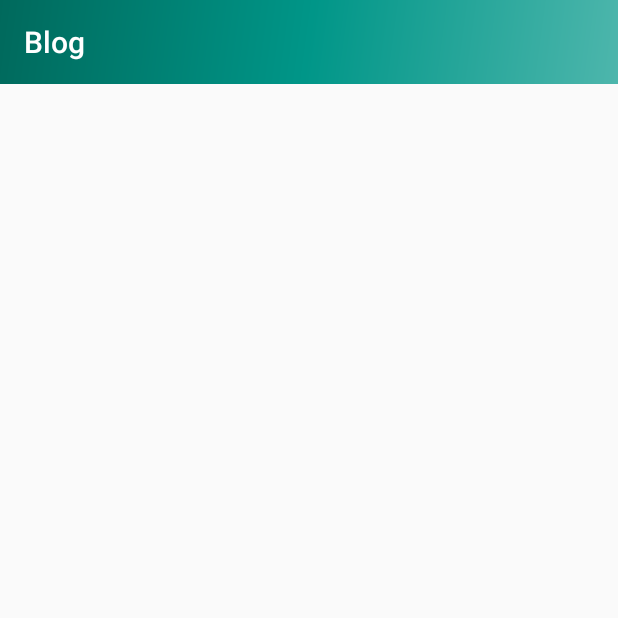
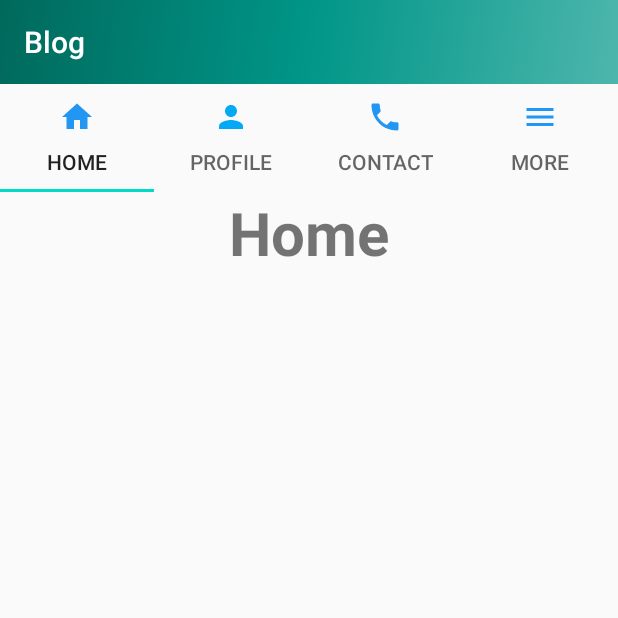
Before and after one commit to yaklesh0007/Androidapplication_blogportalsystem, an Android app: the screen it shows after launch (DashboardActivity), on a phone screen of 412 x 824 dp, the top half of it. Run offline under Robolectric (Android 15) with nearby library versions, the phone set to English and light mode, and no system bars.

Commit message:
added icon in the tablayout

```diff
--- a/app/src/main/java/com/example/blogportalsystem/DashboardActivity.kt
+++ b/app/src/main/java/com/example/blogportalsystem/DashboardActivity.kt
@@ -1,6 +1,7 @@
 package com.example.blogportalsystem
 
 import android.content.pm.PackageManager
+import android.graphics.drawable.Icon
 import androidx.appcompat.app.AppCompatActivity
 import android.os.Bundle
 import android.view.Menu
@@ -35,23 +36,31 @@ class DashboardActivity : AppCompatActivity() {
     private lateinit var lstTitle:ArrayList<String>
     private lateinit var lstFragments:ArrayList<Fragment>
 
+
     override fun onCreate(savedInstanceState: Bundle?) {
         super.onCreate(savedInstanceState)
         setContentView(R.layout.activity_dashboard)
 
         viewPager=findViewById(R.id.viewPager)
         tabLayout=findViewById(R.id.tabLayout)
+
+
         if (!hasPermission()) {
             requestPermission()
         }
+        loadfragment()
+
         val adapter= ViewPagerAdapter(lstFragments,supportFragmentManager,lifecycle)
         viewPager.adapter=adapter
         TabLayoutMediator(tabLayout,viewPager){tab, position ->
             tab.text=lstTitle[position]
         }.attach()
+
+        tabLayout.getTabAt(0)!!.setIcon(R.drawable.ic_baseline_home_24)
+        tabLayout.getTabAt(1)!!.setIcon(R.drawable.ic_baseline_person_24)
+        tabLayout.getTabAt(2)!!.setIcon(R.drawable.ic_baseline_local_phone_24)
+        tabLayout.getTabAt(3)!!.setIcon(R.drawable.ic_baseline_menu_24)
     }
-
-
 
     private fun requestPermission() {
         ActivityCompat.requestPermissions(
@@ -78,11 +87,8 @@ class DashboardActivity : AppCompatActivity() {
         lstTitle.add("Profile")
         lstTitle.add("Contact")
         lstTitle.add("More")
-        // set icons
-        tabLayout.getTabAt(0)!!.setIcon(R.drawable.ic_baseline_home_24)
-        tabLayout.getTabAt(1)!!.setIcon(R.drawable.ic_baseline_person_24)
-        tabLayout.getTabAt(2)!!.setIcon(R.drawable.ic_baseline_local_phone_24)
-        tabLayout.getTabAt(3)!!.setIcon(R.drawable.ic_baseline_menu_24)
+
+
         lstFragments= ArrayList<Fragment>()
         lstFragments.add(HomeFragment())
         lstFragments.add(ProfileFragment())
--- a/app/src/main/java/com/example/blogportalsystem/fragments/AboutFragment.kt
+++ b/app/src/main/java/com/example/blogportalsystem/fragments/AboutFragment.kt
@@ -20,7 +20,8 @@ class AboutFragment : Fragment() {
         savedInstanceState: Bundle?
     ): View? {
         // Inflate the layout for this fragment
-        return inflater.inflate(R.layout.fragment_about, container, false)
+        val view= inflater.inflate(R.layout.fragment_about, container, false)
+        return view
     }
 
 
--- a/app/src/main/java/com/example/blogportalsystem/fragments/HomeFragment.kt
+++ b/app/src/main/java/com/example/blogportalsystem/fragments/HomeFragment.kt
@@ -21,7 +21,8 @@ class HomeFragment : Fragment() {
         savedInstanceState: Bundle?
     ): View? {
         // Inflate the layout for this fragment
-        return inflater.inflate(R.layout.fragment_home, container, false)
+       val view=  inflater.inflate(R.layout.fragment_home, container, false)
+        return view
     }
 
 
--- a/app/src/main/java/com/example/blogportalsystem/fragments/ProfileFragment.kt
+++ b/app/src/main/java/com/example/blogportalsystem/fragments/ProfileFragment.kt
@@ -23,7 +23,8 @@ class ProfileFragment : Fragment() {
         savedInstanceState: Bundle?
     ): View? {
         // Inflate the layout for this fragment
-        return inflater.inflate(R.layout.fragment_profile, container, false)
+        val view= inflater.inflate(R.layout.fragment_profile, container, false)
+        return view
     }
 
 
--- a/app/src/main/res/drawable/ic_baseline_home_24.xml
+++ b/app/src/main/res/drawable/ic_baseline_home_24.xml
@@ -1,5 +1,5 @@
 <vector android:height="24dp" android:tint="#497BD2"
     android:viewportHeight="24" android:viewportWidth="24"
     android:width="24dp" xmlns:android="http://schemas.android.com/apk/res/android">
-    <path android:fillColor="@android:color/white" android:pathData="M10,20v-6h4v6h5v-8h3L12,3 2,12h3v8z"/>
+    <path android:fillColor="#2196F3" android:pathData="M10,20v-6h4v6h5v-8h3L12,3 2,12h3v8z"/>
 </vector>
--- a/app/src/main/res/drawable/ic_baseline_menu_24.xml
+++ b/app/src/main/res/drawable/ic_baseline_menu_24.xml
@@ -1,5 +1,5 @@
 <vector android:height="24dp" android:tint="#497BD2"
     android:viewportHeight="24" android:viewportWidth="24"
     android:width="24dp" xmlns:android="http://schemas.android.com/apk/res/android">
-    <path android:fillColor="@android:color/white" android:pathData="M3,18h18v-2L3,16v2zM3,13h18v-2L3,11v2zM3,6v2h18L21,6L3,6z"/>
+    <path android:fillColor="#2196F3" android:pathData="M3,18h18v-2L3,16v2zM3,13h18v-2L3,11v2zM3,6v2h18L21,6L3,6z"/>
 </vector>
--- a/app/src/main/res/layout/activity_dashboard.xml
+++ b/app/src/main/res/layout/activity_dashboard.xml
@@ -6,24 +6,24 @@
     android:layout_height="wrap_content"
     android:orientation="vertical"
     tools:context=".DashboardActivity">
-   <androidx.appcompat.widget.Toolbar
-       android:layout_width="match_parent"
-       android:layout_height="?attr/actionBarSize"
-       app:title="Blog"
-       android:theme="@style/ThemeOverlay.AppCompat.Dark.ActionBar"
-       android:background="@drawable/side_nav_bar"
-       android:id="@+id/apptoolbar"/>
-    <androidx.appcompat.widget.ActionMenuView
-        android:id="@+id/menubar"
+
+    <androidx.appcompat.widget.Toolbar
+        android:id="@+id/apptoolbar"
         android:layout_width="match_parent"
-        android:layout_height="match_parent"/>    <com.google.android.material.tabs.TabLayout
-    android:layout_width="match_parent"
-    android:layout_height="wrap_content"
-    android:id="@+id/tabLayout"/>
+        android:layout_height="?attr/actionBarSize"
+        android:background="@drawable/side_nav_bar"
+        android:theme="@style/ThemeOverlay.AppCompat.Dark.ActionBar"
+        app:title="Blog" />
+
+    <com.google.android.material.tabs.TabLayout
+        android:id="@+id/tabLayout"
+        android:layout_width="match_parent"
+        android:layout_height="wrap_content" />
+
     <androidx.viewpager2.widget.ViewPager2
+        android:id="@+id/viewPager"
         android:layout_width="match_parent"
-        android:layout_height="wrap_content"
-        android:id="@+id/viewPager"/>
+        android:layout_height="wrap_content" />
 
 
 </LinearLayout>
--- a/app/src/main/res/layout/fragment_home.xml
+++ b/app/src/main/res/layout/fragment_home.xml
@@ -1,14 +1,19 @@
 <?xml version="1.0" encoding="utf-8"?>
-<FrameLayout xmlns:android="http://schemas.android.com/apk/res/android"
+<LinearLayout xmlns:android="http://schemas.android.com/apk/res/android"
     xmlns:tools="http://schemas.android.com/tools"
     android:layout_width="match_parent"
     android:layout_height="match_parent"
+    android:orientation="vertical"
+    android:gravity="center"
     tools:context=".fragments.HomeFragment">
 
-    <!-- TODO: Update blank fragment layout -->
     <TextView
         android:layout_width="match_parent"
-        android:layout_height="match_parent"
-        android:text="@string/hello_blank_fragment" />
+        android:layout_height="wrap_content"
+        android:text="Home"
+        android:textSize="40sp"
+        android:textStyle="bold"
+        android:textAlignment="center"/>
 
-</FrameLayout>
+
+</LinearLayout>
```
Also changed, not shown: app/src/main/res/layout/fragment_about.xml (+9 -5 lines), app/src/main/res/layout/fragment_more.xml (+10 -5 lines), app/src/main/res/layout/fragment_profile.xml (+9 -5 lines).
